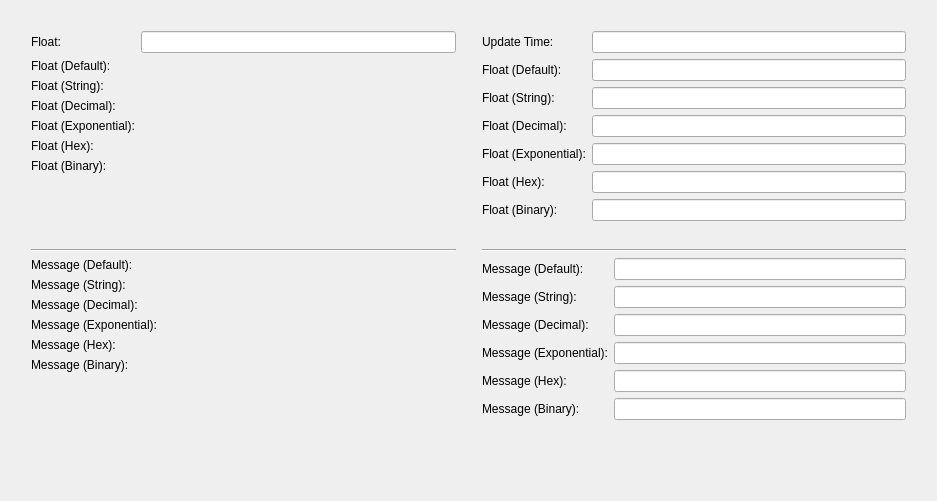
First picture: the form in examples/display_format/display_format.ui, repository slaclab/pydm, before the edit.
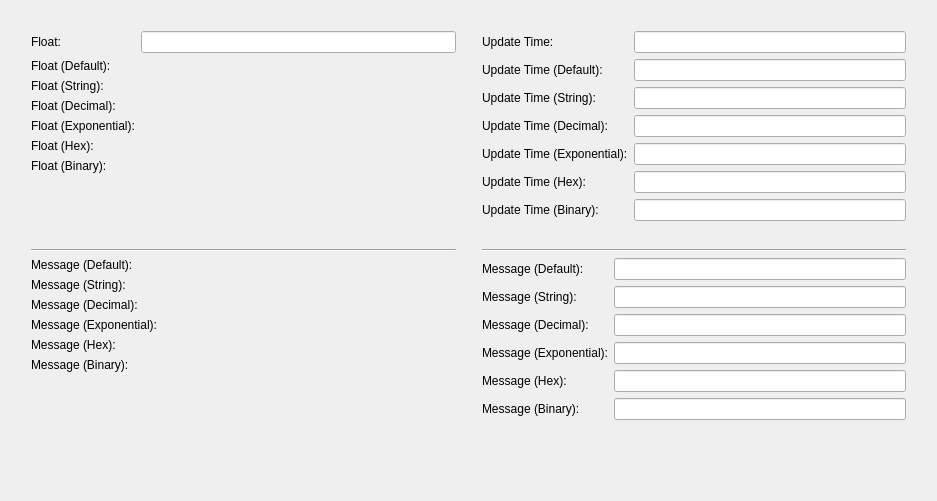
Second picture: the form after the edit. Custom widgets are drawn as their Qt base class.

Commit message: ENH: Add PYDM_STRING_ENCODING environment variable that defaults to utf_8 so users can select which codec to use when decoding strings.

```diff
--- a/examples/display_format/display_format.ui
+++ b/examples/display_format/display_format.ui
@@ -425,42 +425,42 @@
          <item row="3" column="0">
           <widget class="QLabel" name="label_19">
            <property name="text">
-            <string>Float (Default):</string>
+            <string>Update Time (Default):</string>
            </property>
           </widget>
          </item>
          <item row="4" column="0">
           <widget class="QLabel" name="label_20">
            <property name="text">
-            <string>Float (String):</string>
+            <string>Update Time (String):</string>
            </property>
           </widget>
          </item>
          <item row="5" column="0">
           <widget class="QLabel" name="label_21">
            <property name="text">
-            <string>Float (Decimal):</string>
+            <string>Update Time (Decimal):</string>
            </property>
           </widget>
          </item>
          <item row="6" column="0">
           <widget class="QLabel" name="label_22">
            <property name="text">
-            <string>Float (Exponential):</string>
+            <string>Update Time (Exponential):</string>
            </property>
           </widget>
          </item>
          <item row="7" column="0">
           <widget class="QLabel" name="label_23">
            <property name="text">
-            <string>Float (Hex):</string>
+            <string>Update Time (Hex):</string>
            </property>
           </widget>
          </item>
          <item row="8" column="0">
           <widget class="QLabel" name="label_24">
            <property name="text">
-            <string>Float (Binary):</string>
+            <string>Update Time (Binary):</string>
            </property>
           </widget>
          </item>
```
The commit also changes 4 other files.
